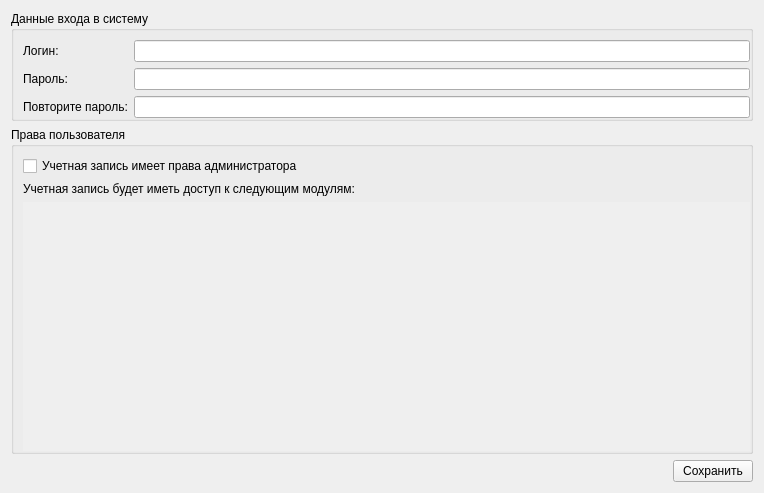
First picture: the form in msystem/src/administrator/usereditwidget.ui, repository megakoko/m-system, before the edit.
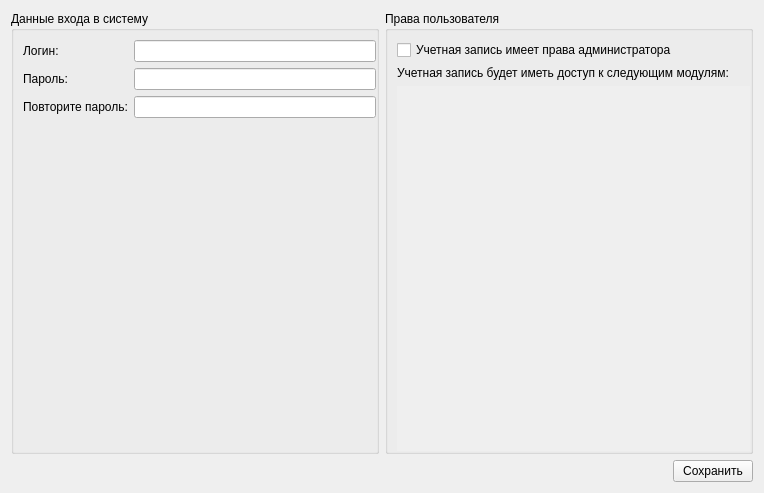
Second picture: the form after the edit.

Commit message: Немного изменил интерфейс редактирования пациентов.

```diff
--- a/msystem/src/administrator/usereditwidget.ui
+++ b/msystem/src/administrator/usereditwidget.ui
@@ -15,7 +15,7 @@
   </property>
   <layout class="QVBoxLayout" name="verticalLayout_2">
    <item>
-    <layout class="QVBoxLayout" name="verticalLayout_6">
+    <layout class="QHBoxLayout" name="horizontalLayout">
      <item>
       <widget class="QGroupBox" name="groupBox">
        <property name="title">
@@ -119,10 +119,7 @@
            <item>
             <widget class="QScrollArea" name="scrollArea">
              <property name="frameShape">
-              <enum>QFrame::NoFrame</enum>
-             </property>
-             <property name="frameShadow">
-              <enum>QFrame::Plain</enum>
+              <enum>QFrame::Panel</enum>
              </property>
              <property name="lineWidth">
               <number>0</number>
@@ -138,8 +135,8 @@
                <rect>
                 <x>0</x>
                 <y>0</y>
-                <width>727</width>
-                <height>228</height>
+                <width>359</width>
+                <height>340</height>
                </rect>
               </property>
               <layout class="QVBoxLayout" name="verticalLayout_5">
```
Left out of the diff: 4 changed lines with no effect on the pictures. The commit also changes 1 other file.
